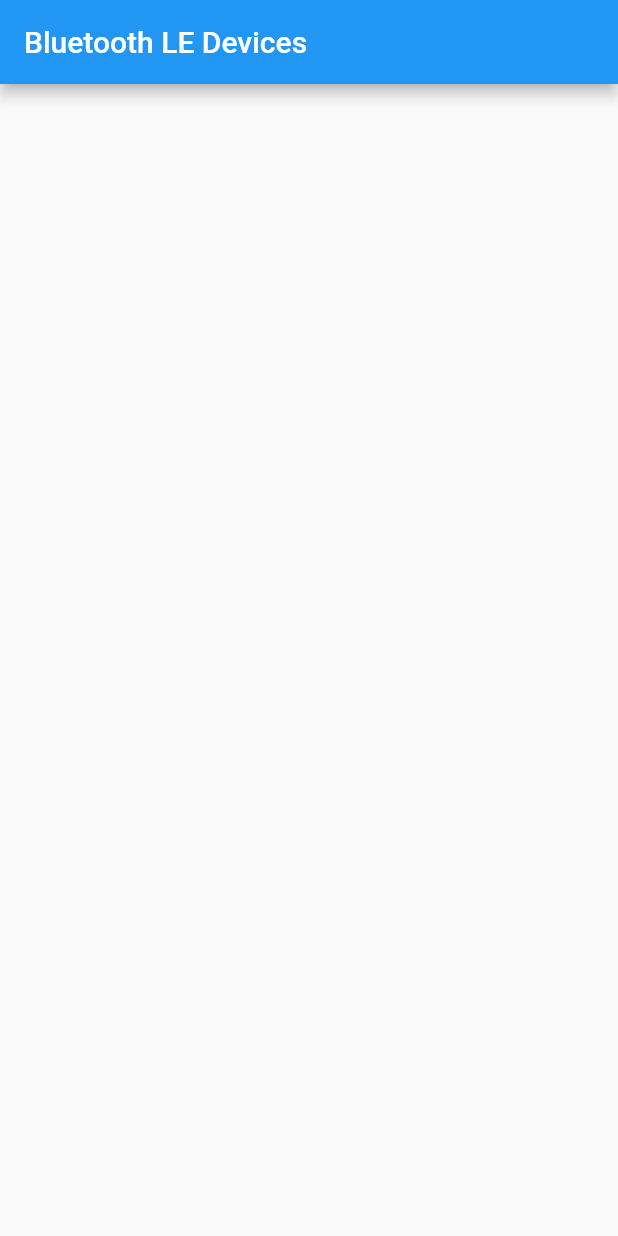
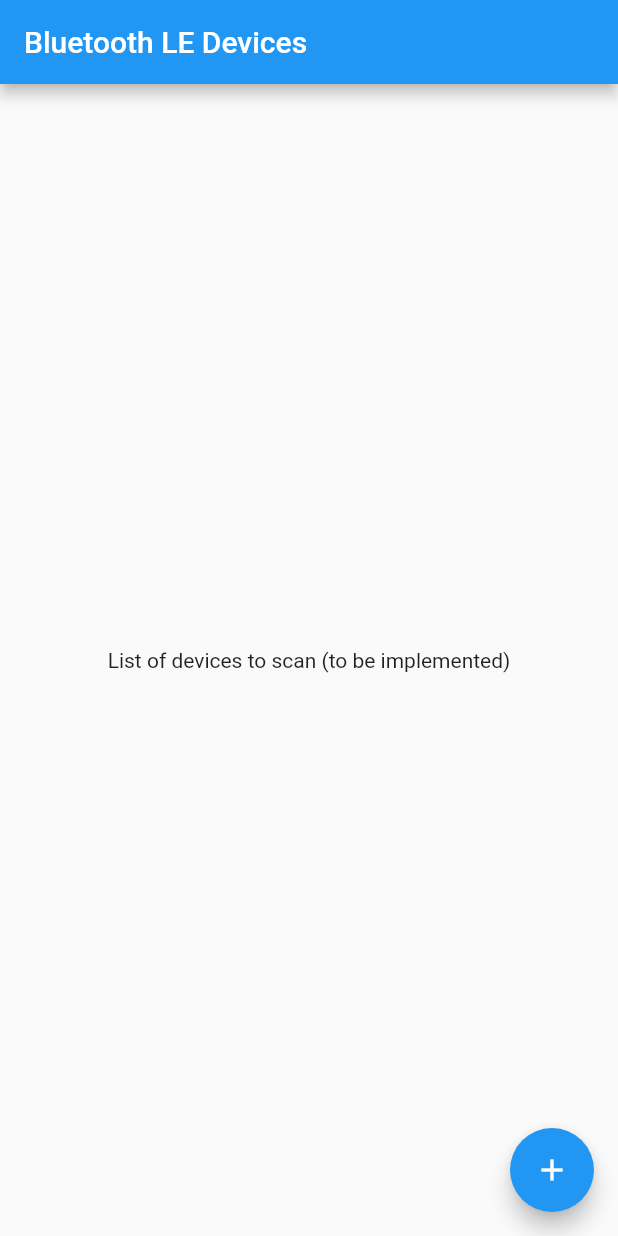
Before and after one commit to bakajikara/Smart_Alert, a Flutter app: the screen it shows after launch, on a phone screen of 412 x 824 dp. Run offline on Flutter 3.47's test engine with Material 2 defaults, Android fonts, the phone set to English and light mode, and no system bars; our stand-ins replace flutter_blue_plus, permission_handler.

Commit message:
Moved to AddDeviceScreen

```diff
--- a/lib/main.dart
+++ b/lib/main.dart
@@ -26,7 +26,11 @@ class MyApp extends StatelessWidget {
         // is not restarted.
         primarySwatch: Colors.blue,
       ),
-      home: const MyHomePage(title: 'Bluetooth LE Devices'),
+      initialRoute: '/',
+      routes: {
+        '/': (context) => const MyHomePage(title: 'Bluetooth LE Devices'),
+        '/add': (context) => const AddDeviceScreen(),
+      },
     );
   }
 }
@@ -50,8 +54,67 @@ class MyHomePage extends StatefulWidget {
 }
 
 class _MyHomePageState extends State<MyHomePage> {
-  FlutterBluePlus _flutterBlue = FlutterBluePlus.instance;
-  List<ScanResult> _scanResults = [];
+  @override
+  Widget build(BuildContext context) {
+    // This method is rerun every time setState is called, for instance as done
+    // by the _incrementCounter method above.
+    //
+    // The Flutter framework has been optimized to make rerunning build methods
+    // fast, so that you can just rebuild anything that needs updating rather
+    // than having to individually change instances of widgets.
+    return Scaffold(
+      appBar: AppBar(
+        // Here we take the value from the MyHomePage object that was created by
+        // the App.build method, and use it to set our appbar title.
+        title: Text(widget.title),
+      ),
+      body: Center(
+        // Center is a layout widget. It takes a single child and positions it
+        // in the middle of the parent.
+        child: Column(
+          // Column is also a layout widget. It takes a list of children and
+          // arranges them vertically. By default, it sizes itself to fit its
+          // children horizontally, and tries to be as tall as its parent.
+          //
+          // Invoke "debug painting" (press "p" in the console, choose the
+          // "Toggle Debug Paint" action from the Flutter Inspector in Android
+          // Studio, or the "Toggle Debug Paint" command in Visual Studio Code)
+          // to see the wireframe for each widget.
+          //
+          // Column has various properties to control how it sizes itself and
+          // how it positions its children. Here we use mainAxisAlignment to
+          // center the children vertically; the main axis here is the vertical
+          // axis because Columns are vertical (the cross axis would be
+          // horizontal).
+          mainAxisAlignment: MainAxisAlignment.center,
+          children: const <Widget>[
+            Text(
+              'List of devices to scan (to be implemented)',
+            ),
+          ],
+        ),
+      ),
+      floatingActionButton: FloatingActionButton(
+        onPressed: () {
+          Navigator.pushNamed(context, '/add');
+        },
+        tooltip: 'Add device',
+        child: const Icon(Icons.add),
+      ), // This trailing comma makes auto-formatting nicer for build methods.
+    );
+  }
+}
+
+class AddDeviceScreen extends StatefulWidget {
+  const AddDeviceScreen({super.key});
+
+  @override
+  State<AddDeviceScreen> createState() => _AddDeviceScreen();
+}
+
+class _AddDeviceScreen extends State<AddDeviceScreen> {
+  final FlutterBluePlus _flutterBlue = FlutterBluePlus.instance;
+  final List<ScanResult> _scanResults = [];
 
   @override
   void initState() {
@@ -64,7 +127,7 @@ class _MyHomePageState extends State<MyHomePage> {
 
     if (permissionStatus.isGranted) {
       _flutterBlue.scan().listen((scanResult) {
-        if (!_scanResults.contains(scanResult.device)) {
+        if (!_scanResults.contains(scanResult)) {
           setState(() {
             _scanResults.add(scanResult);
           });
@@ -76,11 +139,11 @@ class _MyHomePageState extends State<MyHomePage> {
         context: context,
         builder: (BuildContext context) {
           return AlertDialog(
-            title: Text('権限エラー'),
-            content: Text('位置情報の権限が必要です。アプリ設定から有効にしてください。'),
+            title: const Text('権限エラー'),
+            content: const Text('位置情報の権限が必要です。アプリ設定から有効にしてください。'),
             actions: [
               TextButton(
-                child: Text('OK'),
+                child: const Text('OK'),
                 onPressed: () => Navigator.of(context).pop(),
               ),
             ],
@@ -95,13 +158,13 @@ class _MyHomePageState extends State<MyHomePage> {
     final deviceUUID = scanResult.advertisementData.serviceUuids.isNotEmpty
         ? scanResult.advertisementData.serviceUuids.first.toString()
         : '';
-    final List<String> TileUUIDs = [
+    final List<String> tileUUIDs = [
       '0000fd84-0000-1000-8000-00805f9b34fb',
       '0000feec-0000-1000-8000-00805f9b34fb',
       '0000feed-0000-1000-8000-00805f9b34fb',
       '0000067c-0000-1000-8000-00805f9b34fb'
     ];
-    if (TileUUIDs.contains(deviceUUID)) {
+    if (tileUUIDs.contains(deviceUUID)) {
       return 'Tile';
     } else {
       return deviceName;
@@ -112,7 +175,7 @@ class _MyHomePageState extends State<MyHomePage> {
   Widget build(BuildContext context) {
     return Scaffold(
       appBar: AppBar(
-        title: Text(widget.title),
+        title: const Text("Add device"),
       ),
       body: ListView.builder(
         itemCount: _scanResults.length,
@@ -123,13 +186,13 @@ class _MyHomePageState extends State<MyHomePage> {
             subtitle: Column(
               crossAxisAlignment: CrossAxisAlignment.start,
               children: [
-                Text('Advertisement Data:'),
+                const Text('Advertisement Data:'),
                 Text(
                   _scanResults[index].advertisementData.toString().replaceAll(',', '\n'),
-                  style: TextStyle(fontFamily: 'Courier'),
+                  style: const TextStyle(fontFamily: 'Courier'),
                 ),
-                Text('MAC Address: ' + device.id.toString()),
-                Text('Type: ' + device.type.toString()),
+                Text('MAC Address: ${device.id}'),
+                Text('Type: ${device.type}'),
               ],
             ),
           );
```
